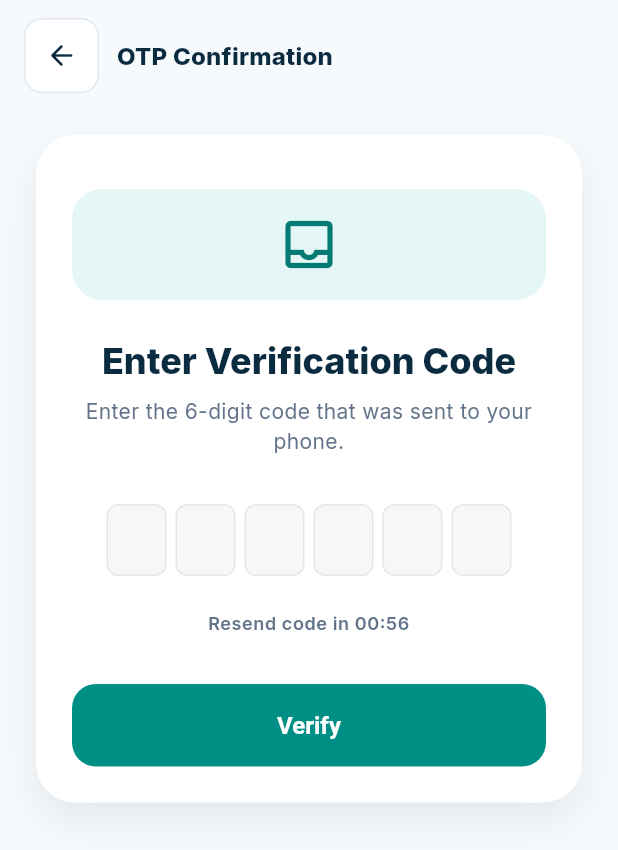
After one commit to sostinewaliaula/rentara, a Flutter app: the OtpVerificationScreen screen opened by its route, after a tap on the "arrow back" icon, on a phone screen of 412 x 824 dp. The commit adds this screen. Shown: the top 850 px of the screen. Run offline on Flutter 3.47's test engine with Material 3 defaults, Android fonts, the phone set to English and light mode, and no system bars; our stand-ins replace dio, flutter_riverpod, flutter_secure_storage, go_router, google_fonts, riverpod_annotation; accounts and stored records are empty; generated files the repository leaves out were written again.

Commit message:
updated the otp confirmation screen

```diff
--- a/mobile/lib/core/router/app_router.dart
+++ b/mobile/lib/core/router/app_router.dart
@@ -3,6 +3,7 @@ import 'package:go_router/go_router.dart';
 import 'package:rentara/core/providers/auth_provider.dart';
 import 'package:rentara/features/auth/presentation/screens/login_screen.dart';
 import 'package:rentara/features/auth/presentation/screens/forgot_password_screen.dart';
+import 'package:rentara/features/auth/presentation/screens/otp_verification_screen.dart';
 import 'package:rentara/features/auth/presentation/screens/register_screen.dart';
 import 'package:rentara/features/dashboard/presentation/screens/dashboard_screen.dart';
 import 'package:rentara/features/payments/presentation/screens/payments_screen.dart';
@@ -25,9 +26,9 @@ GoRouter router(RouterRef ref) {
     initialLocation: '/login',
     redirect: (context, state) {
       final isAuthenticated = authState.isAuthenticated;
-      final isAuthEntryRoute = state.matchedLocation == '/login' ||
-          state.matchedLocation == '/register' ||
-          state.matchedLocation == '/forgot-password';
+      final isAuthEntryRoute = state.matchedLocation.startsWith('/login') ||
+          state.matchedLocation.startsWith('/register') ||
+          state.matchedLocation.startsWith('/forgot-password');
 
       if (!isAuthenticated && !isAuthEntryRoute) {
         return '/login';
@@ -47,6 +48,12 @@ GoRouter router(RouterRef ref) {
       GoRoute(
         path: '/forgot-password',
         builder: (context, state) => const ForgotPasswordScreen(),
+      ),
+      GoRoute(
+        path: '/forgot-password/verify',
+        builder: (context, state) => OtpVerificationScreen(
+          phoneNumber: state.extra as String?,
+        ),
       ),
       GoRoute(
         path: '/register',
--- a/mobile/lib/features/auth/presentation/screens/forgot_password_screen.dart
+++ b/mobile/lib/features/auth/presentation/screens/forgot_password_screen.dart
@@ -1,5 +1,6 @@
 import 'package:flutter/gestures.dart';
 import 'package:flutter/material.dart';
+import 'package:go_router/go_router.dart';
 
 class ForgotPasswordScreen extends StatefulWidget {
   const ForgotPasswordScreen({super.key});
@@ -20,11 +21,16 @@ class _ForgotPasswordScreenState extends State<ForgotPasswordScreen> {
 
   void _handleSendOtp() {
     if (_formKey.currentState!.validate()) {
+      final rawPhone = _phoneController.text.trim().replaceAll(' ', '');
+      final formattedPhone = '+254$rawPhone';
+
       ScaffoldMessenger.of(context).showSnackBar(
-        const SnackBar(
-          content: Text('OTP request sent (placeholder)'),
+        SnackBar(
+          content: Text('OTP sent to $formattedPhone'),
         ),
       );
+
+      context.go('/forgot-password/verify', extra: formattedPhone);
     }
   }
 
--- /dev/null
+++ b/mobile/lib/features/auth/presentation/screens/otp_verification_screen.dart
@@ -0,0 +1,447 @@
+import 'dart:async';
+
+import 'package:flutter/material.dart';
+import 'package:flutter/services.dart';
+import 'package:go_router/go_router.dart';
+
+class OtpVerificationScreen extends StatefulWidget {
+  final String? phoneNumber;
+  const OtpVerificationScreen({super.key, this.phoneNumber});
+
+  @override
+  State<OtpVerificationScreen> createState() => _OtpVerificationScreenState();
+}
+
+class _OtpVerificationScreenState extends State<OtpVerificationScreen> {
+  final List<TextEditingController> _controllers =
+      List.generate(6, (_) => TextEditingController());
+  final List<FocusNode> _focusNodes = List.generate(6, (_) => FocusNode());
+  Timer? _countdownTimer;
+  int _secondsRemaining = 59;
+  bool _isResending = false;
+  OverlayEntry? _toastOverlay;
+
+  String get _maskedPhoneNumber {
+    final phone = widget.phoneNumber;
+    if (phone == null || phone.isEmpty) {
+      return 'your phone';
+    }
+    if (phone.length <= 7) {
+      return phone;
+    }
+    return '${phone.substring(0, 7)}XXX XXX';
+  }
+
+  @override
+  void dispose() {
+    _removeToast();
+    _countdownTimer?.cancel();
+    for (final controller in _controllers) {
+      controller.dispose();
+    }
+    for (final node in _focusNodes) {
+      node.dispose();
+    }
+    super.dispose();
+  }
+
+  @override
+  void initState() {
+    super.initState();
+    _startCountdown();
+    WidgetsBinding.instance.addPostFrameCallback((_) {
+      if (mounted) {
+        _showOtpSentBanner(isResent: false);
+      }
+    });
+  }
+
+  void _startCountdown() {
+    _countdownTimer?.cancel();
+    setState(() {
+      _secondsRemaining = 59;
+    });
+    _countdownTimer = Timer.periodic(const Duration(seconds: 1), (timer) {
+      if (_secondsRemaining <= 0) {
+        timer.cancel();
+      } else {
+        setState(() {
+          _secondsRemaining--;
+        });
+      }
+    });
+  }
+
+  Future<void> _handleResendCode() async {
+    setState(() {
+      _isResending = true;
+    });
+
+    await Future<void>.delayed(const Duration(seconds: 1));
+
+    if (!mounted) return;
+
+    setState(() {
+      _isResending = false;
+    });
+
+    _showOtpSentBanner(isResent: true);
+    _startCountdown();
+  }
+
+  void _showOtpSentBanner({required bool isResent}) {
+    final overlay = Overlay.of(context, rootOverlay: true);
+    if (overlay == null) return;
+
+    final phoneText = widget.phoneNumber ?? 'your phone';
+    final title = isResent ? 'Verification code resent' : 'Verification code sent';
+    final message = isResent
+        ? 'We have resent the OTP to $phoneText.'
+        : 'We have sent the OTP to $phoneText.';
+
+    _removeToast();
+
+    final entry = OverlayEntry(
+      builder: (context) => _OtpToastBanner(
+        title: title,
+        message: message,
+        isResent: isResent,
+        onDismissed: _removeToast,
+      ),
+    );
+
+    overlay.insert(entry);
+    _toastOverlay = entry;
+
+    Future.delayed(const Duration(seconds: 3), () {
+      if (mounted && _toastOverlay == entry) {
+        _removeToast();
+      }
+    });
+  }
+
+  void _removeToast() {
+    _toastOverlay?.remove();
+    _toastOverlay = null;
+  }
+
+  void _onChanged(String value, int index) {
+    if (value.isEmpty) {
+      if (index > 0) {
+        _focusNodes[index - 1].requestFocus();
+      }
+      return;
+    }
+
+    // Ensure only the last digit typed remains in the field
+    if (value.length > 1) {
+      final digit = value.substring(value.length - 1);
+      _controllers[index]
+        ..text = digit
+        ..selection = const TextSelection.collapsed(offset: 1);
+    }
+
+    if (index < _focusNodes.length - 1) {
+      _focusNodes[index + 1].requestFocus();
+    } else {
+      _focusNodes[index].unfocus();
+    }
+  }
+
+  @override
+  Widget build(BuildContext context) {
+    final phoneDisplay = widget.phoneNumber ?? '';
+
+    return Scaffold(
+      backgroundColor: const Color(0xFFF7FAFC),
+      body: SafeArea(
+        child: Column(
+          crossAxisAlignment: CrossAxisAlignment.start,
+          children: [
+            Padding(
+              padding: const EdgeInsets.symmetric(horizontal: 16, vertical: 12),
+              child: Row(
+                children: [
+                  Container(
+                    decoration: BoxDecoration(
+                      borderRadius: BorderRadius.circular(12),
+                      border: Border.all(color: const Color(0xFFE2E8F0)),
+                      color: Colors.white,
+                    ),
+                    child: IconButton(
+                      icon: const Icon(Icons.arrow_back_rounded, size: 22, color: Color(0xFF0B2B40)),
+                    onPressed: () {
+                      if (Navigator.of(context).canPop()) {
+                        Navigator.of(context).pop();
+                      } else {
+                        context.go('/forgot-password');
+                      }
+                    },
+                    ),
+                  ),
+                  const SizedBox(width: 12),
+                  Text(
+                    'OTP Confirmation',
+                    style: Theme.of(context).textTheme.titleMedium?.copyWith(
+                          fontWeight: FontWeight.w800,
+                          color: const Color(0xFF0B2B40),
+                        ),
+                  ),
+                ],
+              ),
+            ),
+            Expanded(
+              child: SingleChildScrollView(
+                padding: const EdgeInsets.symmetric(horizontal: 24, vertical: 16),
+                child: Center(
+                  child: ConstrainedBox(
+                    constraints: const BoxConstraints(maxWidth: 420),
+                    child: Container(
+                      padding: const EdgeInsets.all(24),
+                      decoration: BoxDecoration(
+                        color: Colors.white,
+                        borderRadius: BorderRadius.circular(26),
+                        boxShadow: [
+                          BoxShadow(
+                            color: const Color(0xFF0F172A).withOpacity(0.08),
+                            blurRadius: 24,
+                            offset: const Offset(0, 12),
+                          ),
+                        ],
+                      ),
+                      child: Column(
+                        crossAxisAlignment: CrossAxisAlignment.stretch,
+                        children: [
+                          const SizedBox(height: 12),
+                          Container(
+                            padding: const EdgeInsets.all(16),
+                            decoration: BoxDecoration(
+                              color: const Color(0xFFE4F6F5),
+                              borderRadius: BorderRadius.circular(20),
+                            ),
+                            child: Icon(
+                              Icons.inbox_outlined,
+                              size: 42,
+                              color: const Color(0xFF037A73),
+                            ),
+                          ),
+                          const SizedBox(height: 24),
+                          Text(
+                            'Enter Verification Code',
+                            style: Theme.of(context).textTheme.headlineSmall?.copyWith(
+                                  fontWeight: FontWeight.w800,
+                                  color: const Color(0xFF0B2B40),
+                                ),
+                            textAlign: TextAlign.center,
+                          ),
+                          const SizedBox(height: 8),
+                          Text(
+                            widget.phoneNumber == null
+                                ? 'Enter the 6-digit code that was sent to your phone.'
+                                : 'A 6-digit code has been sent to $phoneDisplay.',
+                            style: Theme.of(context).textTheme.bodyMedium?.copyWith(
+                                  color: const Color(0xFF64748B),
+                                ),
+                            textAlign: TextAlign.center,
+                          ),
+                          const SizedBox(height: 32),
+                          SizedBox(
+                            width: double.infinity,
+                            child: Row(
+                              mainAxisAlignment: MainAxisAlignment.center,
+                              children: List.generate(_controllers.length, (index) {
+                                return Padding(
+                                  padding: EdgeInsets.only(right: index == _controllers.length - 1 ? 0 : 6),
+                                  child: SizedBox(
+                                    width: 40,
+                                    child: TextField(
+                                      controller: _controllers[index],
+                                      focusNode: _focusNodes[index],
+                                      textAlign: TextAlign.center,
+                                      textAlignVertical: TextAlignVertical.center,
+                                      keyboardType: TextInputType.number,
+                                      inputFormatters: [
+                                        FilteringTextInputFormatter.digitsOnly,
+                                        LengthLimitingTextInputFormatter(1),
+                                      ],
+                                      decoration: InputDecoration(
+                                        counterText: '',
+                                        filled: true,
+                                        fillColor: const Color(0xFFF5F7F9),
+                                        isDense: true,
+                                        contentPadding: const EdgeInsets.symmetric(vertical: 12),
+                                        border: OutlineInputBorder(
+                                          borderRadius: BorderRadius.circular(12),
+                                          borderSide: const BorderSide(color: Color(0xFFCBD5E1)),
+                                        ),
+                                        focusedBorder: OutlineInputBorder(
+                                          borderRadius: BorderRadius.circular(12),
+                                          borderSide: const BorderSide(color: Color(0xFF037A73), width: 1.4),
+                                        ),
+                                      ),
+                                      style: const TextStyle(
+                                        fontSize: 16,
+                                        fontWeight: FontWeight.w600,
+                                        color: Color(0xFF0B2B40),
+                                      ),
+                                      onChanged: (value) => _onChanged(value, index),
+                                    ),
+                                  ),
+                                );
+                              }),
+                            ),
+                          ),
+                          const SizedBox(height: 24),
+                          if (_secondsRemaining > 0)
+                            Text(
+                              'Resend code in 00:${_secondsRemaining.toString().padLeft(2, '0')}',
+                              style: Theme.of(context).textTheme.bodySmall?.copyWith(
+                                    color: const Color(0xFF64748B),
+                                    fontWeight: FontWeight.w600,
+                                  ),
+                              textAlign: TextAlign.center,
+                            )
+                          else
+                            TextButton(
+                              onPressed: _isResending ? null : _handleResendCode,
+                              style: TextButton.styleFrom(
+                                foregroundColor: const Color(0xFF008F85),
+                                textStyle: const TextStyle(
+                                  fontWeight: FontWeight.w700,
+                                ),
+                              ),
+                              child: _isResending
+                                  ? const SizedBox(
+                                      height: 18,
+                                      width: 18,
+                                      child: CircularProgressIndicator(strokeWidth: 2),
+                                    )
+                                  : const Text('Resend code'),
+                            ),
+                          const SizedBox(height: 32),
+                          ElevatedButton(
+                            onPressed: () {},
+                            style: ElevatedButton.styleFrom(
+                              backgroundColor: const Color(0xFF008F85),
+                              padding: const EdgeInsets.symmetric(vertical: 18),
+                              shape: RoundedRectangleBorder(
+                                borderRadius: BorderRadius.circular(16),
+                              ),
+                              textStyle: const TextStyle(
+                                fontSize: 16,
+                                fontWeight: FontWeight.w700,
+                                color: Colors.white,
+                              ),
+                            ),
+                            child: const Text(
+                              'Verify',
+                              style: TextStyle(
+                                color: Colors.white,
+                                fontWeight: FontWeight.w700,
+                              ),
+                            ),
+                          ),
+                        ],
+                      ),
+                    ),
+                  ),
+                ),
+              ),
+            ),
+          ],
+        ),
+      ),
+    );
+  }
+}
+
+class _OtpToastBanner extends StatelessWidget {
+  final String title;
+  final String message;
+  final bool isResent;
+  final VoidCallback onDismissed;
+
+  const _OtpToastBanner({
+    required this.title,
+    required this.message,
+    required this.isResent,
+    required this.onDismissed,
+  });
+
+  @override
+  Widget build(BuildContext context) {
+    final theme = Theme.of(context);
+    final safeTop = MediaQuery.of(context).padding.top;
+
+    return Positioned(
+      top: safeTop + 16,
+      left: 16,
+      right: 16,
+      child: Material(
+        color: Colors.transparent,
+        child: Container(
+          padding: const EdgeInsets.symmetric(horizontal: 16, vertical: 14),
+          decoration: BoxDecoration(
+            color: Colors.white,
+            borderRadius: BorderRadius.circular(16),
+            boxShadow: [
+              BoxShadow(
+                color: Colors.black.withOpacity(0.08),
+                blurRadius: 18,
+                offset: const Offset(0, 10),
+              ),
+            ],
+          ),
+          child: Row(
+            crossAxisAlignment: CrossAxisAlignment.center,
+            children: [
+              Container(
+                padding: const EdgeInsets.all(10),
+                decoration: BoxDecoration(
+                  color: const Color(0xFFE4F6F5),
+                  borderRadius: BorderRadius.circular(12),
+                ),
+                child: Icon(
+                  isResent ? Icons.refresh_outlined : Icons.mark_email_read_outlined,
+                  color: const Color(0xFF008F85),
+                  size: 20,
+                ),
+              ),
+              const SizedBox(width: 14),
+              Expanded(
+                child: Column(
+                  crossAxisAlignment: CrossAxisAlignment.start,
+                  mainAxisSize: MainAxisSize.min,
+                  children: [
+                    Text(
+                      title,
+                      style: theme.textTheme.bodyMedium?.copyWith(
+                        fontWeight: FontWeight.w700,
+                        color: const Color(0xFF0B2B40),
+                      ),
+                    ),
+                    const SizedBox(height: 2),
+                    Text(
+                      message,
+                      style: theme.textTheme.bodySmall?.copyWith(
+                        color: const Color(0xFF64748B),
+                      ),
+                    ),
+                  ],
+                ),
+              ),
+              TextButton(
+                onPressed: onDismissed,
+                style: TextButton.styleFrom(
+                  foregroundColor: const Color(0xFF008F85),
+                  textStyle: const TextStyle(fontWeight: FontWeight.w600),
+                ),
+                child: const Text('DISMISS'),
+              ),
+            ],
+          ),
+        ),
+      ),
+    );
+  }
+}
```
